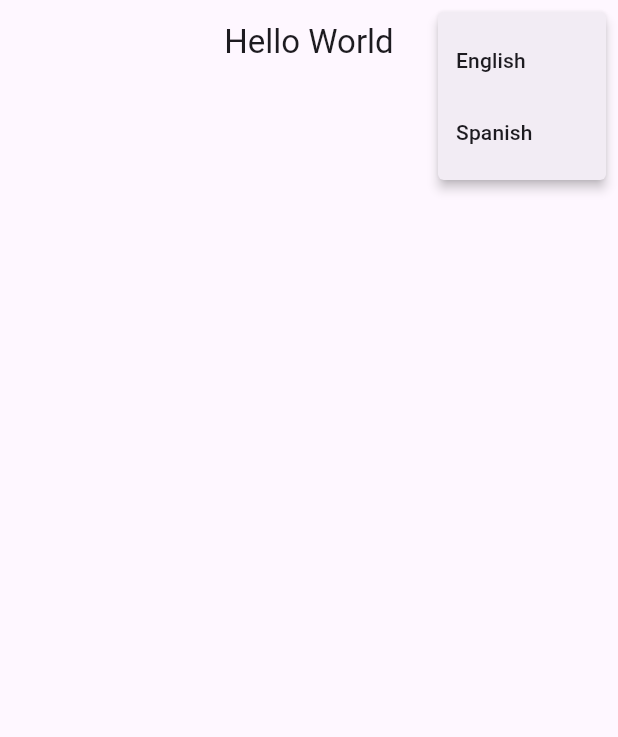
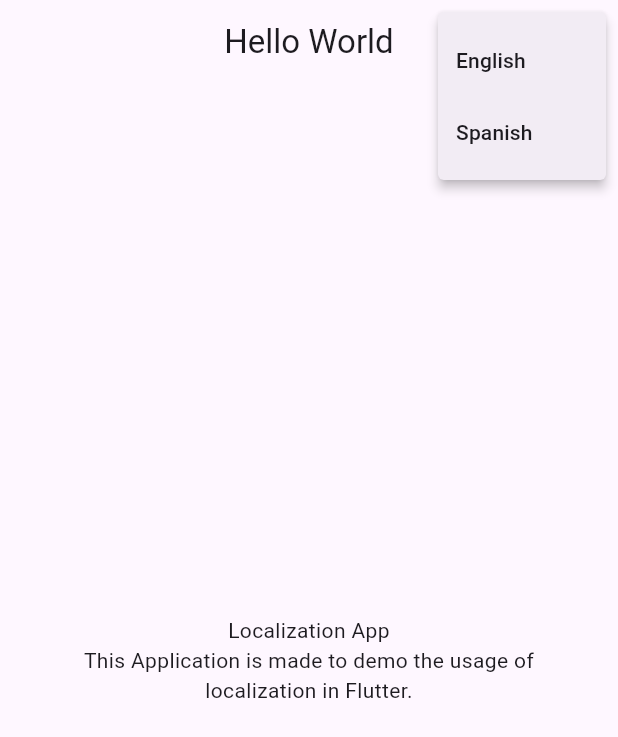
Before and after one commit to Usman-504/Localization, a Flutter app: the screen it shows after launch, after a tap on the "more vert" icon, on a phone screen of 412 x 824 dp. Shown: the top 737 px of the screen. Run offline on Flutter 3.47's test engine with Material 3 defaults, Android fonts, the phone set to English and light mode, and no system bars; our stand-ins replace shared_preferences; generated files the repository leaves out were written again.

Commit message:
Title And Subtitle

```diff
--- a/lib/l10n/app_en.arb
+++ b/lib/l10n/app_en.arb
@@ -1,3 +1,5 @@
 {
-  "helloWorld": "Hello World"
+  "helloWorld": "Hello World",
+  "appTitle": "Localization App",
+  "appContent": "This Application is made to demo the usage of localization in Flutter."
 }
--- a/lib/l10n/app_es.arb
+++ b/lib/l10n/app_es.arb
@@ -1,3 +1,5 @@
 {
-    "helloWorld": "¡Hola Mundo!"
+    "helloWorld": "¡Hola Mundo!",
+     "appTitle": "Aplicación de localización",
+     "appContent": "Esta aplicación está hecha para demostrar el uso de la localización en Flutter."
 }
--- a/lib/view/home_view.dart
+++ b/lib/view/home_view.dart
@@ -48,6 +48,19 @@ class _HomeViewState extends State<HomeView> {
           )
         ],
       ),
+      body: Center(
+        child: Column(
+          mainAxisAlignment: MainAxisAlignment.center,
+
+          children: [
+            Text(AppLocalizations.of(context)!.appTitle, textAlign: TextAlign.center,),
+            Padding(
+              padding: const EdgeInsets.symmetric(horizontal: 20),
+              child: Text(AppLocalizations.of(context)!.appContent, textAlign: TextAlign.center,),
+            ),
+          ],
+        ),
+      ),
     );
   }
 }
```
